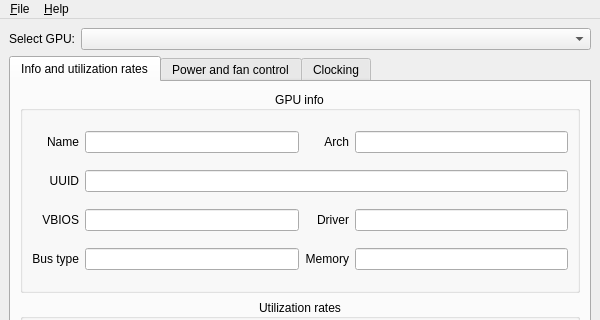
This is ui/mainwindow.ui in AlexandrAlexeev7119/NvCtrl-linux as Qt 5 draws it before an edit; both pictures show x 0 to 600 and y 0 to 320 of the 600 by 520 pixel window. The edited form follows.
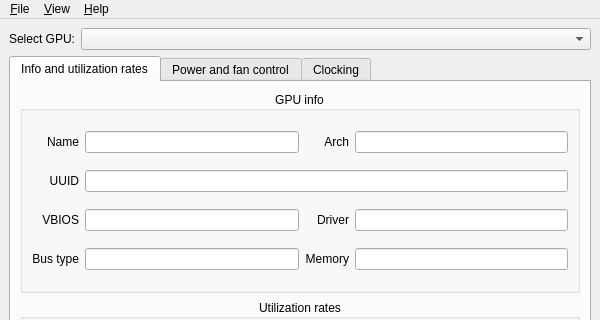
This is the edited form. Icons and pictures are not drawn.

Diff of the .ui file:
```diff
--- a/ui/mainwindow.ui
+++ b/ui/mainwindow.ui
@@ -668,7 +668,14 @@
     <addaction name="actionAbout"/>
     <addaction name="actionReport_a_bug"/>
    </widget>
+   <widget class="QMenu" name="menuView">
+    <property name="title">
+     <string>&amp;View</string>
+    </property>
+    <addaction name="actionShow_GPU_UUID"/>
+   </widget>
    <addaction name="menuFile"/>
+   <addaction name="menuView"/>
    <addaction name="menuHelp"/>
   </widget>
   <action name="actionUpdate_GPUs_list">
```
Left out of the diff: 129 changed lines with no effect on the pictures.
